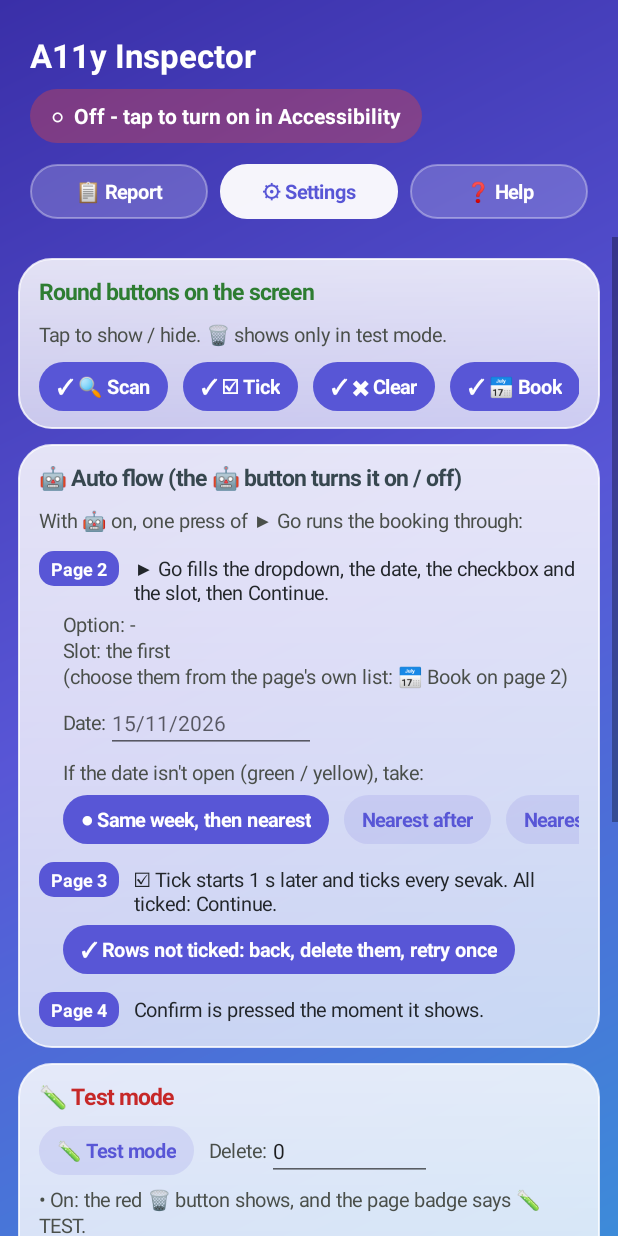
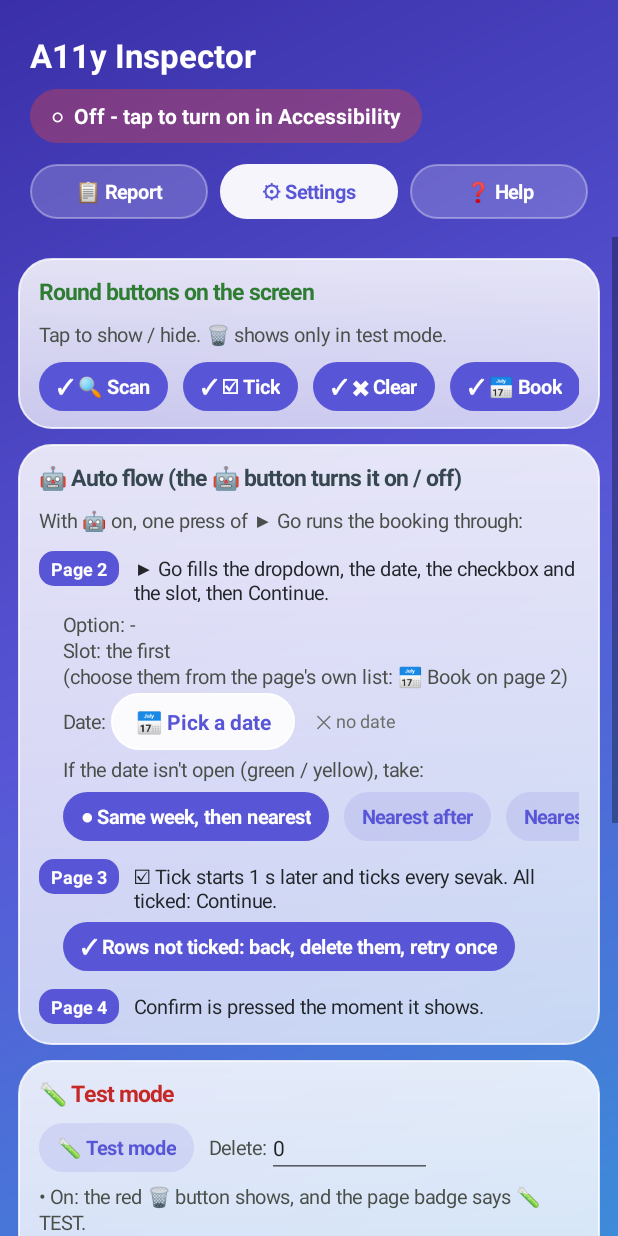
Before and after one commit to KunukuntlaGowtham/dummy, an Android app: the screen it shows after launch (MainActivity), after a tap on "⚙ Settings", on a phone screen of 412 x 824 dp. Run offline under Robolectric (Android 15) with nearby library versions, the phone set to English and light mode, and no system bars.

Commit message:
Faster pages, page 2's second pass by Continue, calendar date picking
- Pages read sooner: 120 ms after the page changes (was 350 ms); a jump counts on its
  second reading (was third); long-press 🤖 = this is page 1 (2, 3, 4 follow in order)
- Back to page 2 / page 1: a page known by what it has is taken on its first reading,
  looked at every 60 ms (was 150 ms, first look at 250 ms)
- Page 2's second pass goes by Continue: on - pressed, the checkbox left alone; off - the
  checkbox ticked only if it reads empty (never unticked); still off after 1.5 s - a full Go
- The date is picked on a calendar, no typing: a date picker in Settings, and a calendar
  inside 📅 Book's form (tap the date to open it, long-press for no date); the form scrolls
  when taller than the screen

Co-Authored-By: Claude Opus 5.5 <noreply@anthropic.com>
Claude-Session: https://claude.ai/code/session_016tgxkCmXKNyTpYCy9yAJbi

```diff
--- a/inspector/src/main/java/com/kunukuntla/a11yinspector/MainActivity.java
+++ b/inspector/src/main/java/com/kunukuntla/a11yinspector/MainActivity.java
@@ -324,40 +324,39 @@ public class MainActivity extends Activity {
         dateRow.setGravity(Gravity.CENTER_VERTICAL);
         dateRow.setPadding(dp(16), dp(2), 0, 0);
         TextView dateLabel = new TextView(this);
-        dateLabel.setText("Date:");
+        dateLabel.setText("Date: ");
         dateLabel.setTextColor(0xFF4A4F4A);
         dateLabel.setTextSize(13);
         dateRow.addView(dateLabel);
-        android.widget.EditText date = new android.widget.EditText(this);
-        date.setSingleLine(true);
-        date.setText(sp.getString("book_date", ""));
-        date.setHint("15/11/2026");
-        date.setTextSize(14);
-        date.setMinWidth(dp(140));
-        date.setInputType(android.text.InputType.TYPE_CLASS_DATETIME | android.text.InputType.TYPE_DATETIME_VARIATION_DATE);
-        TextView dateOk = new TextView(this);
-        dateOk.setTextSize(12);
-        dateOk.setPadding(dp(8), 0, 0, 0);
-        date.addTextChangedListener(new android.text.TextWatcher() {
-            @Override
-            public void beforeTextChanged(CharSequence c, int a, int b, int d) {
-            }
-
-            @Override
-            public void onTextChanged(CharSequence c, int a, int b, int d) {
-            }
-
-            @Override
-            public void afterTextChanged(android.text.Editable e) {
-                String d = e.toString().trim();
-                boolean ok = d.isEmpty() || Booker.parseDate(d, new Booker.Plan());
-                if (ok) sp.edit().putString("book_date", d).apply();
-                dateOk.setText(d.isEmpty() ? "no date: left as the page has it" : ok ? "✓ saved" : "type it like 15/11/2026");
-                dateOk.setTextColor(ok ? GREEN : 0xFFC62828);
-            }
+        // The date picked on a calendar (no typing): tap the pill.
+        TextView datePill = (TextView) pill("", null);
+        Runnable showDate = () -> {
+            String d = sp.getString("book_date", "");
+            datePill.setText(d.isEmpty() ? "📅 Pick a date" : "📅 " + d);
+        };
+        showDate.run();
+        datePill.setOnClickListener(v -> {
+            java.util.Calendar c = java.util.Calendar.getInstance();
+            Booker.Plan p = new Booker.Plan();
+            if (Booker.parseDate(sp.getString("book_date", ""), p)) c.set(p.year, p.month - 1, p.day);
+            android.app.DatePickerDialog dlg = new android.app.DatePickerDialog(this, (view, y, m, d) -> {
+                sp.edit().putString("book_date", d + "/" + (m + 1) + "/" + y).apply();
+                showDate.run();
+            }, c.get(java.util.Calendar.YEAR), c.get(java.util.Calendar.MONTH), c.get(java.util.Calendar.DAY_OF_MONTH));
+            dlg.getDatePicker().setMinDate(System.currentTimeMillis() - 1000);
+            dlg.show();
         });
-        dateRow.addView(date);
-        dateRow.addView(dateOk);
+        TextView clear = new TextView(this);
+        clear.setText("✕ no date");
+        clear.setTextColor(0xFF6A6F6A);
+        clear.setTextSize(12);
+        clear.setPadding(dp(4), dp(8), dp(8), dp(8));
+        clear.setOnClickListener(v -> {
+            sp.edit().putString("book_date", "").apply();
+            showDate.run();
+        });
+        dateRow.addView(datePill);
+        dateRow.addView(clear);
         box.addView(dateRow);
         TextView dateHead = note("If the date isn't open (green / yellow), take:");
         dateHead.setPadding(dp(16), dp(4), 0, 0);
@@ -561,7 +560,7 @@ public class MainActivity extends Activity {
             + "✖ Clear - clears the pop-ups up now (long-press: Auto-clear on / off).\n"
             + "📅 Book - on page 2: choose the dropdown option (from the page's own list), the date and the slot, then Save.\n"
             + "▶ Go - fills page 2 with those saved choices (long-press: the same form as Book). On page 1 it presses Continue first; on page 3 (with 🤖 on) Tick starts at once.\n"
-            + "🤖 Auto - on: Go → Tick → Continue → Confirm runs by itself (see Settings).\n"
+            + "🤖 Auto - on: Go → Tick → Continue → Confirm runs by itself (see Settings). Long-press: \"this is page 1\" (pages 2, 3, 4 follow in order).\n"
             + "📋 Report - the last run's result; the full report is in this app.\n"
             + "🗑 Delete - only in test mode (Settings).\n\n"
             + "AT THE TOP OF THE SCREEN\n"
@@ -624,7 +623,7 @@ public class MainActivity extends Activity {
         bg.setColor(0xE6FFFFFF);
         bg.setStroke(dp(1), 0xFFFFFFFF);
         b.setBackground(bg);
-        b.setOnClickListener(onClick);
+        if (onClick != null) b.setOnClickListener(onClick);
         LinearLayout.LayoutParams lp = new LinearLayout.LayoutParams(
                 ViewGroup.LayoutParams.WRAP_CONTENT, ViewGroup.LayoutParams.WRAP_CONTENT);
         lp.rightMargin = dp(10);
--- a/inspector/src/main/java/com/kunukuntla/a11yinspector/PageOrder.java
+++ b/inspector/src/main/java/com/kunukuntla/a11yinspector/PageOrder.java
@@ -11,7 +11,7 @@ package com.kunukuntla.a11yinspector;
 final class PageOrder {
 
     /** Readings in a row a jump must hold before it counts. */
-    static final int JUMP_READS = 3;
+    static final int JUMP_READS = 2;
 
     private int pos, jumpTo, jumpCount;
 
```
Also changed, not shown: inspector/src/main/java/com/kunukuntla/a11yinspector/AutoFlow.java (+8 -4 lines), inspector/src/main/java/com/kunukuntla/a11yinspector/InspectorService.java (+115 -50 lines), 1 other file.
